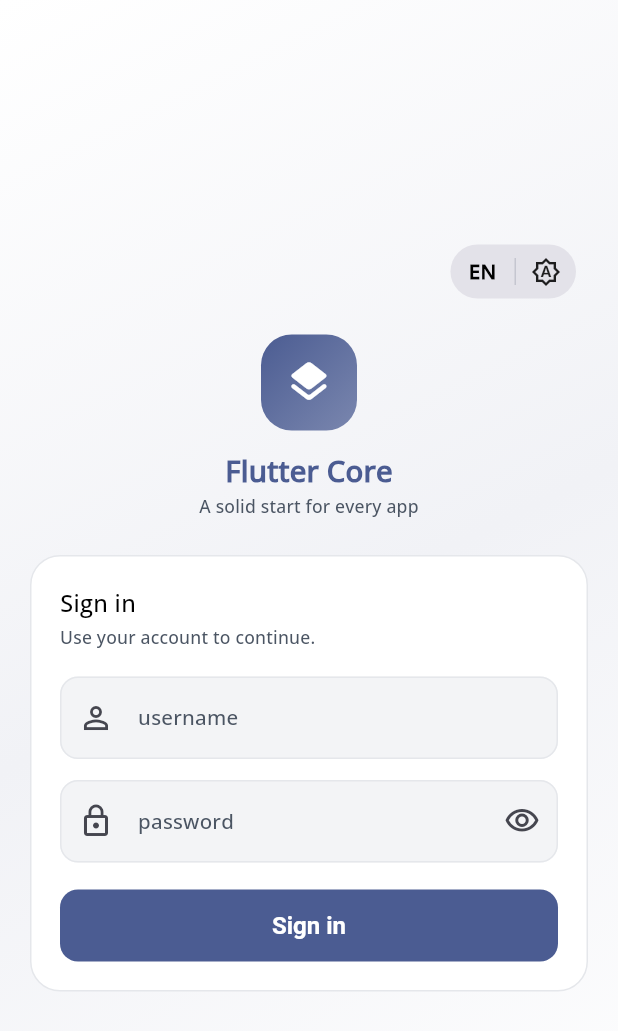
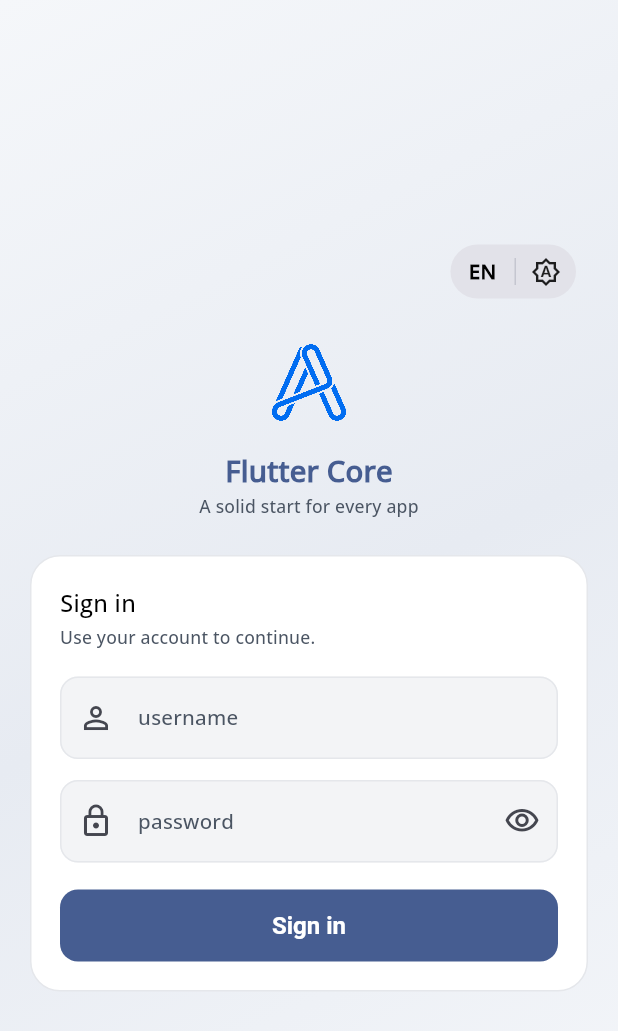
Before and after one commit to Arash3f/flutter_core, a Flutter app: the screen it shows after launch, after a tap on "FA", on a phone screen of 412 x 824 dp. Shown: the top 1031 px of the screen. Run offline on Flutter 3.47's test engine with Material 3 defaults, Android fonts, the phone set to English and light mode, and no system bars; our stand-ins replace dio, easy_localization, equatable, flutter_native_splash, flutter_riverpod, flutter_screenutil and 5 more; missing offline and left inert: window_manager.

Commit message:
:bento: assets(global): adopt Arash Alfooneh brand kit and palette
Bring in the Ribbon A marks and lockups, switch the theme tokens to
Signal Blue / Ink / Paper, and wire AppMark plus the splash to the
real brand artwork.

```diff
--- a/lib/core/utils/colors/custom_colors.dart
+++ b/lib/core/utils/colors/custom_colors.dart
@@ -1,24 +1,44 @@
 import 'package:flutter/material.dart';
 
-/// Brightness-independent brand palette.
+/// Brightness-independent brand palette (Arash Alfooneh — Ribbon A).
 ///
-/// Anything that changes between light and dark belongs in `DynamicColors`
-/// instead, so a widget never has to branch on the theme itself.
+/// Tokens match [arash-alfooneh.ir](https://arash-alfooneh.ir) and the logo kit
+/// under `assets/brand/`. Anything that flips between light and dark belongs
+/// in `DynamicColors` instead.
 class CustomColors {
   const CustomColors._();
 
-  static const Color primary = Color(0xFF2563EB);
-  static const Color primaryDark = Color(0xFF1D4ED8);
+  /// Signal Blue — primary accent and the mark on light surfaces.
+  static const Color primary = Color(0xFF016DF1);
 
-  /// Tinted background for selected chips and navigation indicators.
-  static const Color primaryMuted = Color(0xFFDBEAFE);
-  static const Color secondary = Color(0xFF7C3AED);
-  static const Color accent = Color(0xFF06B6D4);
+  /// Slightly deeper Signal Blue for pressed states and dark splash fallbacks.
+  static const Color primaryDark = Color(0xFF0158C7);
+
+  /// Soft tint of [primary] for selected chips and navigation indicators.
+  static const Color primaryMuted = Color(0xFFD6E8FE);
+
+  /// Bright Blue — highlights and links.
+  static const Color secondary = Color(0xFF2F8BFF);
+
+  /// Kept as a tertiary accent for charts / secondary CTAs.
+  static const Color accent = Color(0xFF2F8BFF);
+
+  /// Ink — dark background; primary form of the mark sits on this.
+  static const Color ink = Color(0xFF08090D);
+
+  /// Paper — light background.
+  static const Color paper = Color(0xFFF5F7FA);
+
+  /// Line — borders on dark surfaces.
+  static const Color line = Color(0xFF111C2D);
+
+  /// Muted — secondary text on dark.
+  static const Color muted = Color(0xFF9AA4B2);
 
   static const Color success = Color(0xFF16A34A);
   static const Color warning = Color(0xFFF59E0B);
   static const Color error = Color(0xFFDC2626);
-  static const Color info = Color(0xFF0EA5E9);
+  static const Color info = Color(0xFF2F8BFF);
 
   static const Color white = Color(0xFFFFFFFF);
   static const Color black = Color(0xFF000000);
--- a/lib/core/utils/colors/dynamic_colors.dart
+++ b/lib/core/utils/colors/dynamic_colors.dart
@@ -34,35 +34,34 @@ class DynamicColors {
     return brightness == Brightness.dark ? pair.dark : pair.light;
   }
 
-  // Config all project's dynamic color here ...
   static const Map<DynamicColorsName, _ColorPair> _dynamicColors = {
     DynamicColorsName.background: _ColorPair(
-      light: Color(0xFFFFFFFF),
-      dark: Color(0xFF0F172A),
+      light: CustomColors.paper,
+      dark: CustomColors.ink,
     ),
     DynamicColorsName.surface: _ColorPair(
-      light: Color(0xFFF3F4F6),
-      dark: Color(0xFF1E293B),
+      light: CustomColors.white,
+      dark: CustomColors.line,
     ),
     DynamicColorsName.text: _ColorPair(
-      light: CustomColors.black,
-      dark: CustomColors.white,
+      light: CustomColors.ink,
+      dark: CustomColors.paper,
     ),
     DynamicColorsName.textMuted: _ColorPair(
       light: CustomColors.greyDark,
-      dark: CustomColors.greyLight,
+      dark: CustomColors.muted,
     ),
     DynamicColorsName.border: _ColorPair(
       light: CustomColors.greyLight,
-      dark: CustomColors.greyDark,
+      dark: Color(0xFF1C2738),
     ),
     DynamicColorsName.surfaceRaised: _ColorPair(
       light: CustomColors.white,
-      dark: Color(0xFF243247),
+      dark: Color(0xFF151B28),
     ),
     DynamicColorsName.selection: _ColorPair(
       light: CustomColors.primaryMuted,
-      dark: Color(0xFF1E3A8A),
+      dark: Color(0xFF0A2A5C),
     ),
   };
 }
--- a/lib/core/widgets/app_ui.dart
+++ b/lib/core/widgets/app_ui.dart
@@ -195,30 +195,27 @@ class AppEntityCard extends StatelessWidget {
   }
 }
 
-/// The app's logo mark. Replace the icon with your brand asset.
+/// Arash Alfooneh ribbon mark (`assets/brand/mark-blue.png`).
+///
+/// Brand rule: use the ribbon form at 48 px and above. Below that the kit
+/// ships a bold small-size mark; this widget is for chrome / splash / hero.
 class AppMark extends StatelessWidget {
   const AppMark({this.size = 40, super.key});
 
   final double size;
 
+  static const asset = 'assets/brand/mark-blue.png';
+
   @override
   Widget build(BuildContext context) {
-    final scheme = Theme.of(context).colorScheme;
-    return Container(
-      width: size,
-      height: size,
-      decoration: BoxDecoration(
-        borderRadius: BorderRadius.circular(size * 0.32),
-        gradient: LinearGradient(
-          begin: Alignment.topLeft,
-          end: Alignment.bottomRight,
-          colors: [scheme.primary, scheme.primary.withValues(alpha: 0.72)],
-        ),
-      ),
-      child: Icon(
-        Icons.layers_rounded,
-        color: scheme.onPrimary,
-        size: size * 0.52,
+    return SizedBox.square(
+      dimension: size,
+      child: Image.asset(
+        asset,
+        width: size,
+        height: size,
+        filterQuality: FilterQuality.high,
+        semanticLabel: 'Arash Alfooneh',
       ),
     );
   }
--- a/lib/core/widgets/splash_screen.dart
+++ b/lib/core/widgets/splash_screen.dart
@@ -57,8 +57,12 @@ class _SplashScreenState extends State<SplashScreen>
   @override
   Widget build(BuildContext context) {
     final isDark = Theme.of(context).brightness == Brightness.dark;
-    final base = isDark ? CustomColors.primaryDark : CustomColors.primary;
-    const ink = CustomColors.white;
+    // Brand primary form: Signal Blue on light, Ink + blue mark on dark.
+    final base = isDark ? CustomColors.ink : CustomColors.primary;
+    final ink = isDark ? CustomColors.primary : CustomColors.white;
+    final markAsset = isDark
+        ? 'assets/brand/mark-blue.png'
+        : 'assets/brand/mark-white.png';
 
     return AnnotatedRegion<SystemUiOverlayStyle>(
       value: SystemUiOverlayStyle.light.copyWith(
@@ -91,7 +95,12 @@ class _SplashScreenState extends State<SplashScreen>
                   child: Column(
                     children: [
                       const Spacer(flex: 5),
-                      _Emblem(intro: intro, pulse: pulse, ink: ink),
+                      _Emblem(
+                        intro: intro,
+                        pulse: pulse,
+                        ink: ink,
+                        markAsset: markAsset,
+                      ),
                       const SizedBox(height: 32),
                       _BrandCopy(intro: intro, ink: ink),
                       const Spacer(flex: 4),
@@ -113,11 +122,17 @@ class _SplashScreenState extends State<SplashScreen>
 }
 
 class _Emblem extends StatelessWidget {
-  const _Emblem({required this.intro, required this.pulse, required this.ink});
+  const _Emblem({
+    required this.intro,
+    required this.pulse,
+    required this.ink,
+    required this.markAsset,
+  });
 
   final double intro;
   final double pulse;
   final Color ink;
+  final String markAsset;
 
   @override
   Widget build(BuildContext context) {
@@ -145,15 +160,11 @@ class _Emblem extends StatelessWidget {
               ),
               Transform.scale(
                 scale: 1 + pulse * 0.03,
-                child: Container(
+                child: Image.asset(
+                  markAsset,
                   width: 112,
                   height: 112,
-                  decoration: BoxDecoration(
-                    color: ink.withValues(alpha: 0.14),
-                    borderRadius: BorderRadius.circular(34),
-                    border: Border.all(color: ink.withValues(alpha: 0.3)),
-                  ),
-                  child: Icon(Icons.layers_rounded, size: 58, color: ink),
+                  filterQuality: FilterQuality.high,
                 ),
               ),
             ],
```
Also changed, not shown: pubspec.yaml (+10 -8 lines), assets/brand/app-icon-blue.png (added), assets/brand/app-icon-dark.png (added), assets/brand/lockup-dark.png (added), assets/brand/mark-black.png (added), assets/brand/mark-blue.png (added), assets/brand/mark-white.png (added), assets/brand/maskable-icon.png (added), assets/brand/og-image.png (added), 5 other files.
